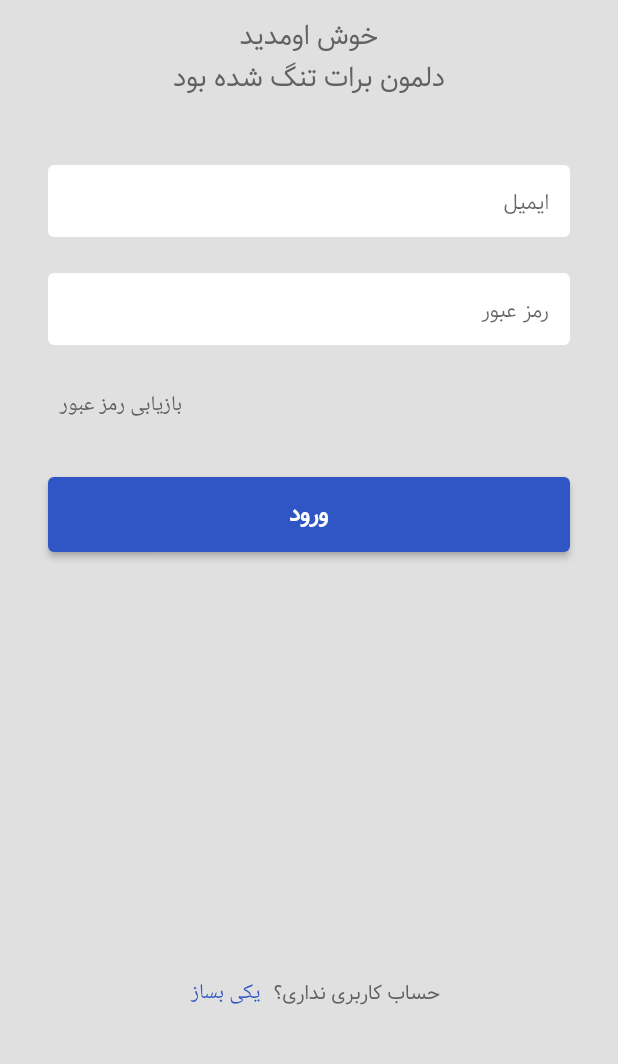
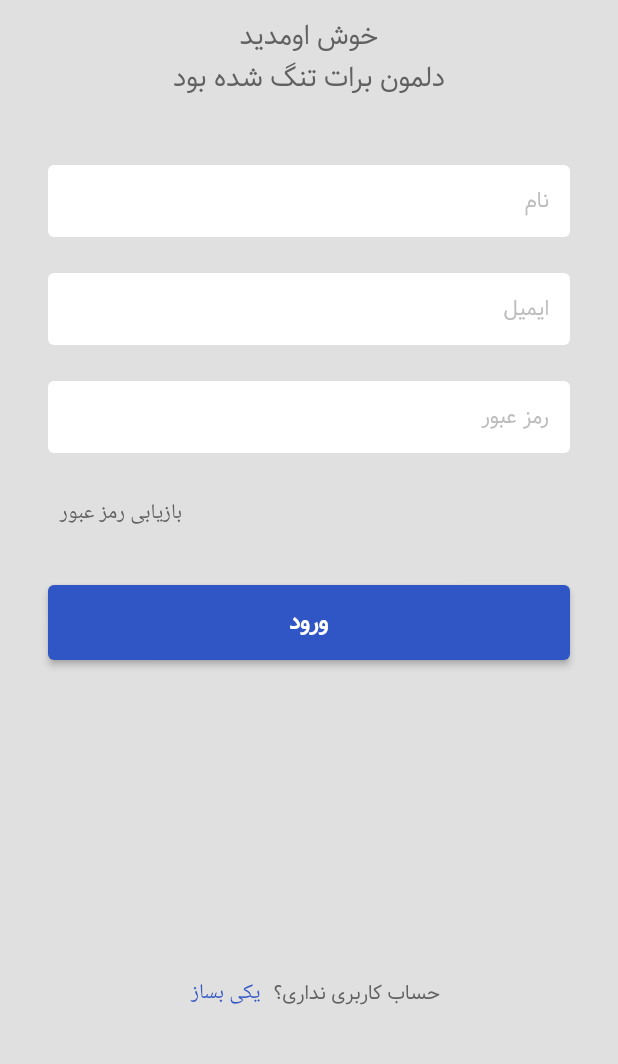
Before and after one commit to smrTofighi/parking_app, a Flutter app: the SignupScreen screen opened directly, on a phone screen of 412 x 824 dp, the part 117-1181 px from its top. Run offline on Flutter 3.47's test engine with Material 2 defaults, Android fonts, the phone set to English and light mode, and no system bars; our stand-ins replace flutter_spinkit, get, get_storage, smooth_page_indicator; accounts and stored records are empty.

Commit message:
change ui signin screen

```diff
--- a/lib/views/screens/register/signup_screen.dart
+++ b/lib/views/screens/register/signup_screen.dart
@@ -5,6 +5,7 @@ import 'package:park_app/constant/colors.dart';
 import 'package:park_app/constant/storage.dart';
 import 'package:park_app/constant/strings.dart';
 import 'package:park_app/views/screens/main_screen.dart';
+import 'package:park_app/views/widgets/textfield_widget.dart';
 
 class SignupScreen extends StatelessWidget {
   const SignupScreen({super.key});
@@ -25,13 +26,8 @@ class SignupScreen extends StatelessWidget {
               height: 10.0,
             ),
             messageForUserText(),
-            const SizedBox(
-              height: 16.0,
-            ),
+            userNameTextField(),
             emailTextField(),
-            const SizedBox(
-              height: 16.0,
-            ),
             passwordTextField(),
             recoveryPasswordTextButton(),
             loginButton(),
@@ -43,6 +39,13 @@ class SignupScreen extends StatelessWidget {
           ],
         ),
       ),
+    );
+  }
+
+  Padding userNameTextField() {
+    return Padding(
+      padding: const EdgeInsets.fromLTRB(32, 16, 32, 24),
+      child: textfield(hintText: 'نام'),
     );
   }
 
@@ -109,26 +112,16 @@ class SignupScreen extends StatelessWidget {
   }
 
   Padding passwordTextField() {
-    return const Padding(
-      padding: EdgeInsets.fromLTRB(32, 0, 32, 0),
-      child: TextField(
-        decoration: InputDecoration(
-          hintText: 'رمز عبور',
-          hintStyle: TextStyle(fontSize: 14),
-        ),
-      ),
+    return Padding(
+      padding: const EdgeInsets.fromLTRB(32, 16, 32, 0),
+      child: textfield(hintText: ConstantStrings.passwordText),
     );
   }
 
   Padding emailTextField() {
-    return const Padding(
-      padding: EdgeInsets.fromLTRB(32, 0, 32, 8),
-      child: TextField(
-        decoration: InputDecoration(
-          hintStyle: TextStyle(fontSize: 14),
-          hintText: 'ایمیل',
-        ),
-      ),
+    return Padding(
+      padding: const EdgeInsets.fromLTRB(32, 0, 32, 8),
+      child: textfield(hintText: ConstantStrings.emailText),
     );
   }
 
```
Also changed, not shown: lib/constant/themes/light_theme.dart (+15 -2 lines), lib/views/screens/register/login_screen.dart (+2 -5 lines), lib/views/widgets/elevated_button_widget.dart (added, +8 -0 lines).
